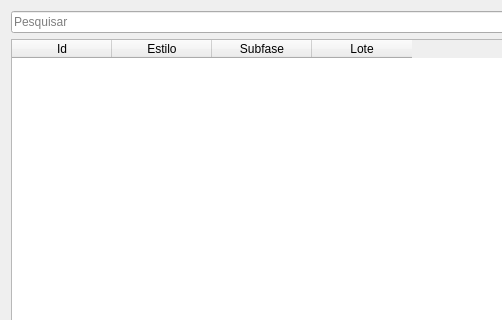
Before: the Qt Designer form uis/mStyleProfiles.ui in dsgoficial/SAP_Gerente, drawn with Qt 5; both pictures show x 0 to 502 and y 0 to 320 of the 869 by 462 pixel window.
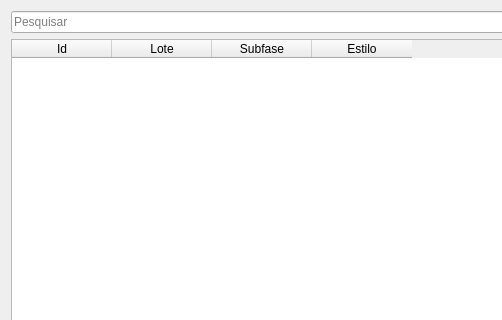
After: the same form once the commit is applied.

Diff of the .ui file:
```diff
--- a/uis/mStyleProfiles.ui
+++ b/uis/mStyleProfiles.ui
@@ -24,21 +24,21 @@
        <string>Id</string>
       </property>
      </column>
-     <column>
-      <property name="text">
-       <string>Estilo</string>
-      </property>
-     </column>
-     <column>
-      <property name="text">
-       <string>Subfase</string>
-      </property>
-     </column>
      <column>
       <property name="text">
        <string>Lote</string>
       </property>
      </column>
+     <column>
+      <property name="text">
+       <string>Subfase</string>
+      </property>
+     </column>
+     <column>
+      <property name="text">
+       <string>Estilo</string>
+      </property>
+     </column>
     </widget>
    </item>
    <item row="2" column="0">
```
